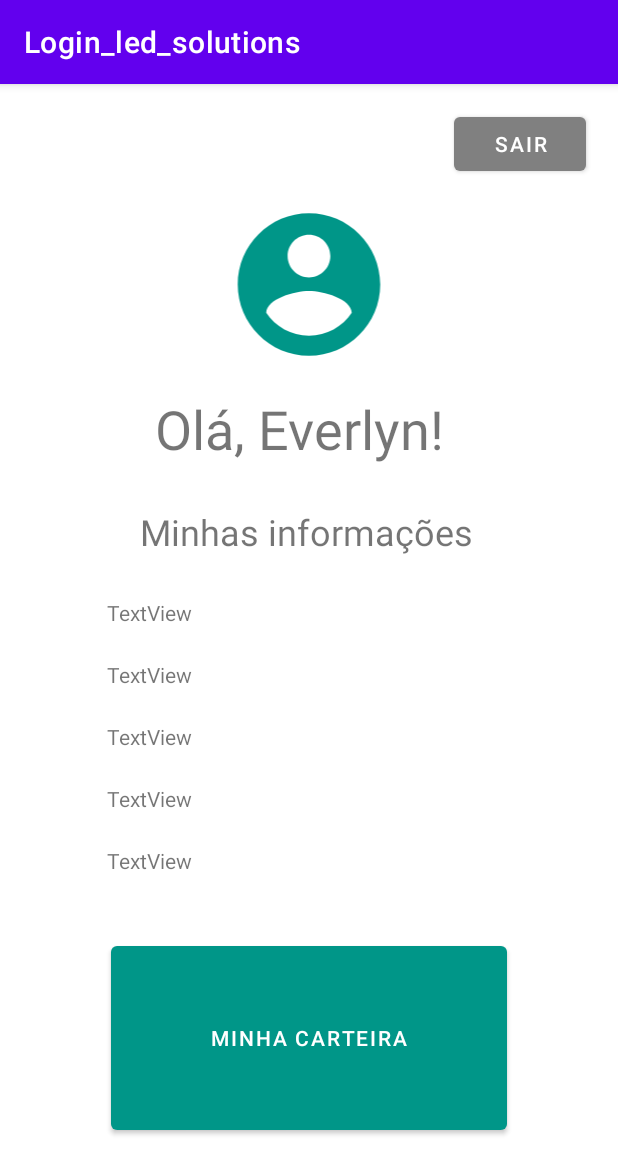
After one commit to everlynyamamoto/Login_led_solutions, an Android app: the ProfileActivity screen opened directly, with no data from a screen before it, on a phone screen of 412 x 824 dp. The commit adds this screen. Shown: the top 1174 px of the screen. Run offline under Robolectric (Android 15) with nearby library versions, the phone set to English and light mode, and no system bars.

Commit message:
add telas: inicial, carteira e saldo. Alterações na tela de cadastro

```diff
--- a/app/src/main/AndroidManifest.xml
+++ b/app/src/main/AndroidManifest.xml
@@ -9,7 +9,10 @@
         android:roundIcon="@mipmap/ic_launcher_round"
         android:supportsRtl="true"
         android:theme="@style/Theme.Login_led_solutions">
-        <activity android:name=".Register"></activity>
+        <activity android:name=".AccountBalanceActivity"></activity>
+        <activity android:name=".WalletActivity" />
+        <activity android:name=".ProfileActivity" />
+        <activity android:name=".Register" />
         <activity
             android:name=".ui.login.LoginActivity"
             android:label="@string/app_name">
--- /dev/null
+++ b/app/src/main/java/br/unip/login_led_solutions/ProfileActivity.java
@@ -0,0 +1,14 @@
+package br.unip.login_led_solutions;
+
+import androidx.appcompat.app.AppCompatActivity;
+
+import android.os.Bundle;
+
+public class ProfileActivity extends AppCompatActivity {
+
+    @Override
+    protected void onCreate(Bundle savedInstanceState) {
+        super.onCreate(savedInstanceState);
+        setContentView(R.layout.activity_profile);
+    }
+}
--- /dev/null
+++ b/app/src/main/res/layout/activity_profile.xml
@@ -0,0 +1,152 @@
+<?xml version="1.0" encoding="utf-8"?>
+<androidx.constraintlayout.widget.ConstraintLayout xmlns:android="http://schemas.android.com/apk/res/android"
+    xmlns:app="http://schemas.android.com/apk/res-auto"
+    xmlns:tools="http://schemas.android.com/tools"
+    android:layout_width="match_parent"
+    android:layout_height="match_parent"
+    tools:context=".ProfileActivity">
+
+    <Button
+        android:id="@+id/buttonLogout"
+        android:layout_width="wrap_content"
+        android:layout_height="wrap_content"
+        android:layout_marginTop="16dp"
+        android:layout_marginEnd="21dp"
+        android:layout_marginRight="21dp"
+        android:layout_marginBottom="218dp"
+        android:text="@string/buttonLogout"
+        app:backgroundTint="#808080"
+        app:layout_constraintBottom_toTopOf="@+id/textInformations"
+        app:layout_constraintEnd_toEndOf="parent"
+        app:layout_constraintTop_toTopOf="parent" />
+
+    <Button
+        android:id="@+id/buttonWallet"
+        android:layout_width="0dp"
+        android:layout_height="0dp"
+        android:layout_marginStart="74dp"
+        android:layout_marginLeft="74dp"
+        android:layout_marginEnd="74dp"
+        android:layout_marginRight="74dp"
+        android:layout_marginBottom="58dp"
+        android:text="@string/buttonWallet"
+        app:backgroundTint="#009688"
+        app:layout_constraintBottom_toBottomOf="parent"
+        app:layout_constraintEnd_toEndOf="parent"
+        app:layout_constraintStart_toStartOf="parent"
+        app:layout_constraintTop_toBottomOf="@+id/textHelloUser" />
+
+    <ImageView
+        android:id="@+id/imageView"
+        android:layout_width="164dp"
+        android:layout_height="114dp"
+        android:layout_marginTop="70dp"
+        android:layout_marginBottom="8dp"
+        app:layout_constraintBottom_toTopOf="@+id/textHelloUser"
+        app:layout_constraintEnd_toEndOf="parent"
+        app:layout_constraintStart_toStartOf="parent"
+        app:layout_constraintTop_toTopOf="parent"
+        app:srcCompat="@drawable/ic_baseline_account_circle_24" />
+
+    <TextView
+        android:id="@+id/textHelloUser"
+        android:layout_width="wrap_content"
+        android:layout_height="wrap_content"
+        android:layout_marginStart="35dp"
+        android:layout_marginLeft="35dp"
+        android:layout_marginBottom="308dp"
+        android:text="@string/textHelloUser"
+        android:textSize="36sp"
+        app:layout_constraintBottom_toTopOf="@+id/buttonWallet"
+        app:layout_constraintStart_toStartOf="@+id/textInformations"
+        app:layout_constraintTop_toBottomOf="@+id/imageView" />
+
+    <TextView
+        android:id="@+id/textInformations"
+        android:layout_width="0dp"
+        android:layout_height="35dp"
+        android:layout_marginStart="68dp"
+        android:layout_marginLeft="68dp"
+        android:layout_marginEnd="68dp"
+        android:layout_marginRight="68dp"
+        android:layout_marginBottom="25dp"
+        android:paddingLeft="25sp"
+        android:text="@string/textInformations"
+        android:textSize="24sp"
+        app:layout_constraintBottom_toTopOf="@+id/textView6"
+        app:layout_constraintEnd_toEndOf="parent"
+        app:layout_constraintStart_toStartOf="parent"
+        app:layout_constraintTop_toBottomOf="@+id/buttonLogout" />
+
+    <TextView
+        android:id="@+id/textView6"
+        android:layout_width="0dp"
+        android:layout_height="26dp"
+        android:layout_marginStart="71dp"
+        android:layout_marginLeft="71dp"
+        android:layout_marginEnd="71dp"
+        android:layout_marginRight="71dp"
+        android:layout_marginBottom="200dp"
+        android:text="TextView"
+        app:layout_constraintBottom_toTopOf="@+id/buttonWallet"
+        app:layout_constraintEnd_toEndOf="parent"
+        app:layout_constraintStart_toStartOf="parent"
+        app:layout_constraintTop_toBottomOf="@+id/textInformations" />
+
+    <TextView
+        android:id="@+id/textView10"
+        android:layout_width="0dp"
+        android:layout_height="26dp"
+        android:layout_marginStart="71dp"
+        android:layout_marginLeft="71dp"
+        android:layout_marginTop="15dp"
+        android:layout_marginEnd="71dp"
+        android:layout_marginRight="71dp"
+        android:text="TextView"
+        app:layout_constraintEnd_toEndOf="parent"
+        app:layout_constraintStart_toStartOf="parent"
+        app:layout_constraintTop_toBottomOf="@+id/textView9" />
+
+    <TextView
+        android:id="@+id/textView7"
+        android:layout_width="0dp"
+        android:layout_height="26dp"
+        android:layout_marginStart="71dp"
+        android:layout_marginLeft="71dp"
+        android:layout_marginTop="15dp"
+        android:layout_marginEnd="71dp"
+        android:layout_marginRight="71dp"
+        android:text="TextView"
+        app:layout_constraintEnd_toEndOf="parent"
+        app:layout_constraintStart_toStartOf="parent"
+        app:layout_constraintTop_toBottomOf="@+id/textView6" />
+
+    <TextView
+        android:id="@+id/textView9"
+        android:layout_width="0dp"
+        android:layout_height="26dp"
+        android:layout_marginStart="71dp"
+        android:layout_marginLeft="71dp"
+        android:layout_marginTop="15dp"
+        android:layout_marginEnd="71dp"
+        android:layout_marginRight="71dp"
+        android:text="TextView"
+        app:layout_constraintEnd_toEndOf="parent"
+        app:layout_constraintStart_toStartOf="parent"
+        app:layout_constraintTop_toBottomOf="@+id/textView8" />
+
+    <TextView
+        android:id="@+id/textView8"
+        android:layout_width="0dp"
+        android:layout_height="26dp"
+        android:layout_marginStart="71dp"
+        android:layout_marginLeft="71dp"
+        android:layout_marginTop="15dp"
+        android:layout_marginEnd="71dp"
+        android:layout_marginRight="71dp"
+        android:text="TextView"
+        app:layout_constraintEnd_toEndOf="parent"
+        app:layout_constraintStart_toStartOf="parent"
+        app:layout_constraintTop_toBottomOf="@+id/textView7" />
+
+</androidx.constraintlayout.widget.ConstraintLayout>
--- a/app/src/main/res/values/strings.xml
+++ b/app/src/main/res/values/strings.xml
@@ -19,4 +19,17 @@
     <string name="cpf">CPF</string>
     <string name="sign_in">Cadastre-se</string>
     <string name="register">Cadastrar</string>
+    <string name="passwordRegister">Senha</string>
+    <string name="PasswordRegisterConfirm">Confirmar senha</string>
+    <string name="buttonLogout">Sair</string>
+    <string name="textHelloUser">Olá, Everlyn!</string>
+    <string name="textInformations">Minhas informações</string>
+    <string name="buttonWallet">Minha carteira</string>
+    <string name="buttonBack">Voltar</string>
+    <string name="textPrincipalWallet">Minhas opções</string>
+    <string name="accountBalance">Saldo em conta</string>
+    <string name="investment">Investimentos</string>
+    <string name="extract">Minhas movimentações</string>
+    <string name="cardCash">10.000,00</string>
+    <string name="cardCash">10.000,00</string>
 </resources>
```
Also changed, not shown: app/src/main/java/br/unip/login_led_solutions/AccountBalanceActivity.java (added, +14 -0 lines), app/src/main/java/br/unip/login_led_solutions/WalletActivity.java (added, +14 -0 lines), app/src/main/res/layout/activity_account_balance.xml (added, +51 -0 lines), app/src/main/res/layout/activity_register.xml (+59 -45 lines), app/src/main/res/layout/activity_wallet.xml (added, +47 -0 lines).
